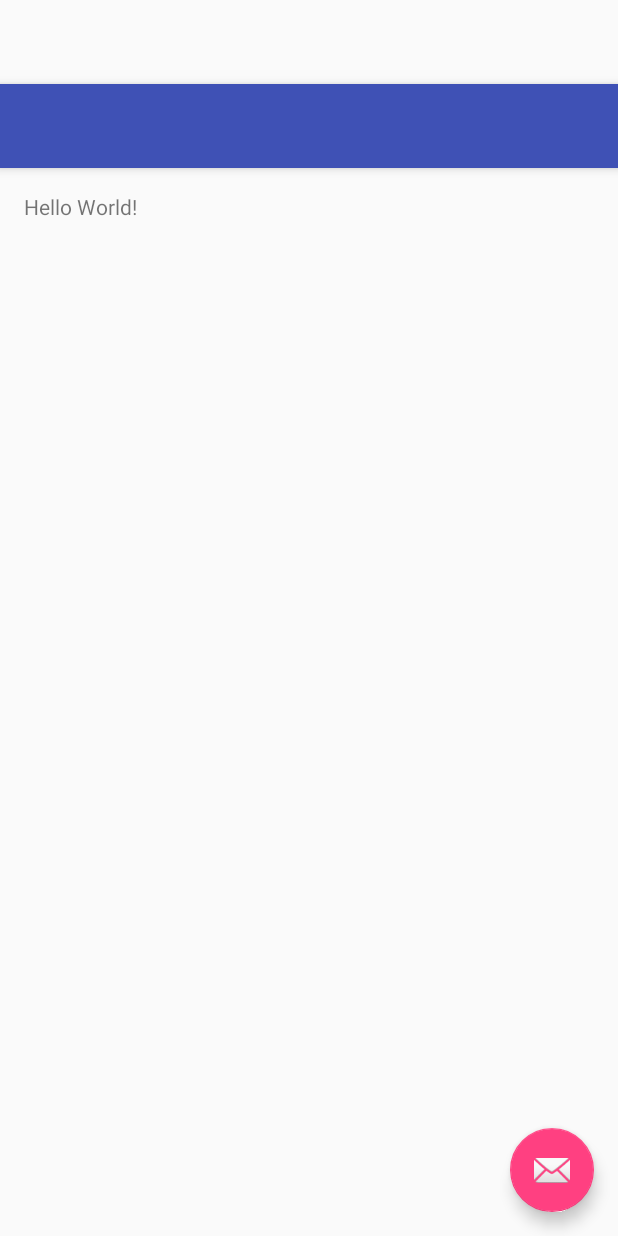
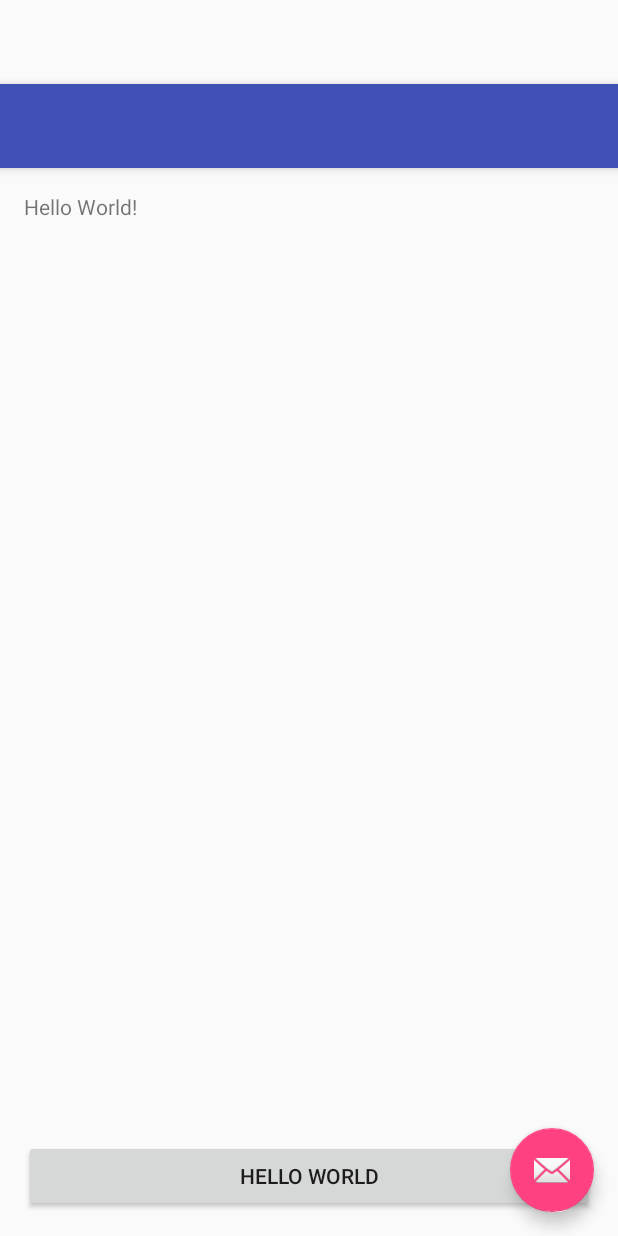
Before and after one commit to ReltivlyObjectv/androidhelloworld, an Android app: the layout activity_main.xml on its own in the app's theme, with its tools: preview values and no code run, on a phone screen of 412 x 824 dp. Run offline under Robolectric (Android 15) with nearby library versions, the phone set to English and light mode, and no system bars.

Commit message:
Added button from scratch:

```diff
--- a/MyApplication/app/src/main/res/layout/content_main.xml
+++ b/MyApplication/app/src/main/res/layout/content_main.xml
@@ -17,4 +17,10 @@
         android:layout_height="wrap_content"
         android:id="@+id/textview"
         android:text="Hello World!" />
+
+    <Button android:id="@+id/fab2"
+        android:layout_width="fill_parent"
+        android:layout_height="wrap_content"
+        android:layout_alignParentBottom="true"
+        android:text="Hello World" />
 </RelativeLayout>
```
Also changed, not shown: MyApplication/app/src/main/java/com/example/student/myapplication/MainActivity.java (+12 -2 lines).
